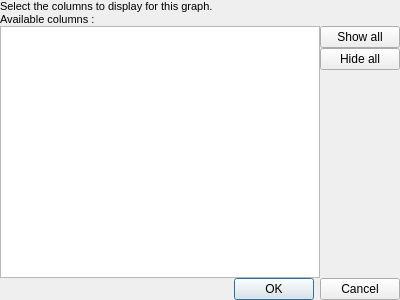
Qt form plugins/view/spreadsheet/HeaderSelectionDialog.ui (jalamao/tulip-1) before a commit.
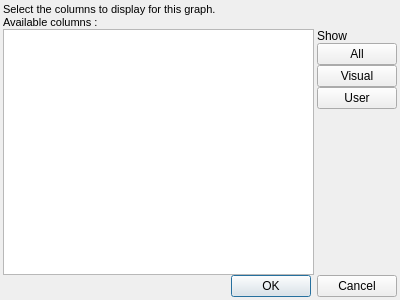
The same form after that commit.

```diff
--- a/plugins/view/spreadsheet/HeaderSelectionDialog.ui
+++ b/plugins/view/spreadsheet/HeaderSelectionDialog.ui
@@ -18,7 +18,7 @@
     <number>0</number>
    </property>
    <property name="margin">
-    <number>0</number>
+    <number>3</number>
    </property>
    <item>
     <widget class="QLabel" name="label">
@@ -35,7 +35,7 @@
    <item>
     <layout class="QHBoxLayout" name="horizontalLayout">
      <property name="spacing">
-      <number>0</number>
+      <number>3</number>
      </property>
      <property name="topMargin">
       <number>0</number>
@@ -61,17 +61,31 @@
        <property name="leftMargin">
         <number>0</number>
        </property>
+       <item>
+        <widget class="QLabel" name="label_2">
+         <property name="text">
+          <string>Show</string>
+         </property>
+        </widget>
+       </item>
        <item>
         <widget class="QPushButton" name="displayAllColumnsPushButton">
          <property name="text">
-          <string>Show all</string>
+          <string>All</string>
          </property>
         </widget>
        </item>
        <item>
         <widget class="QPushButton" name="hideAllColumnsPushButton">
          <property name="text">
-          <string>Hide all</string>
+          <string>Visual</string>
+         </property>
+        </widget>
+       </item>
+       <item>
+        <widget class="QPushButton" name="displayUserPushButton">
+         <property name="text">
+          <string>User</string>
          </property>
         </widget>
        </item>
```
Left out of the diff: 2 changed lines with no effect on the pictures.
